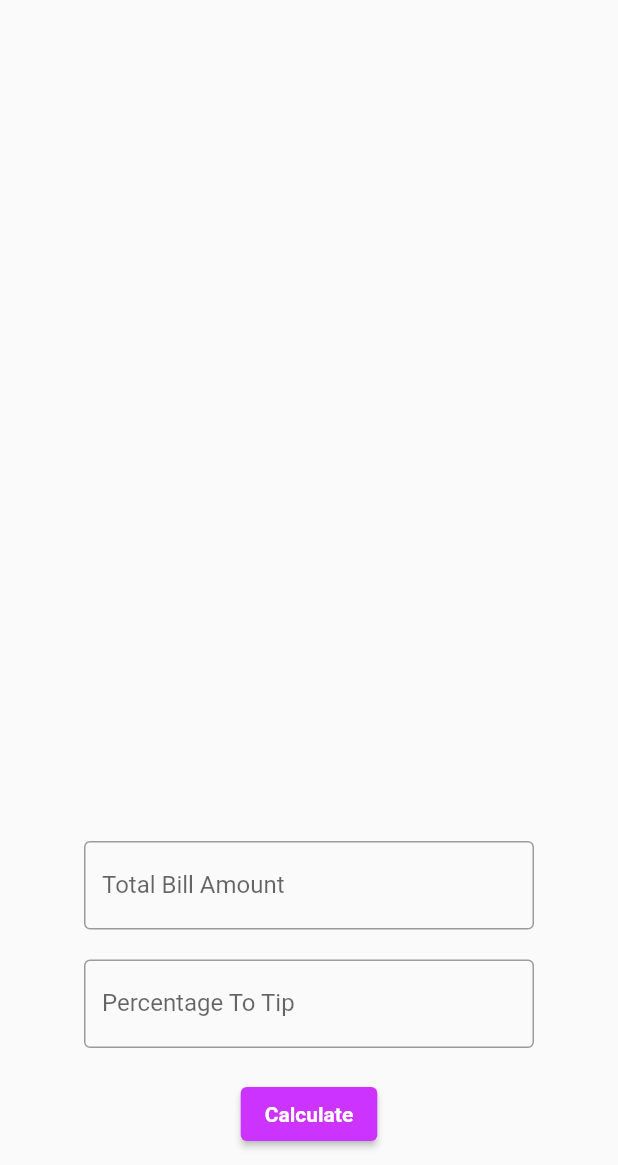
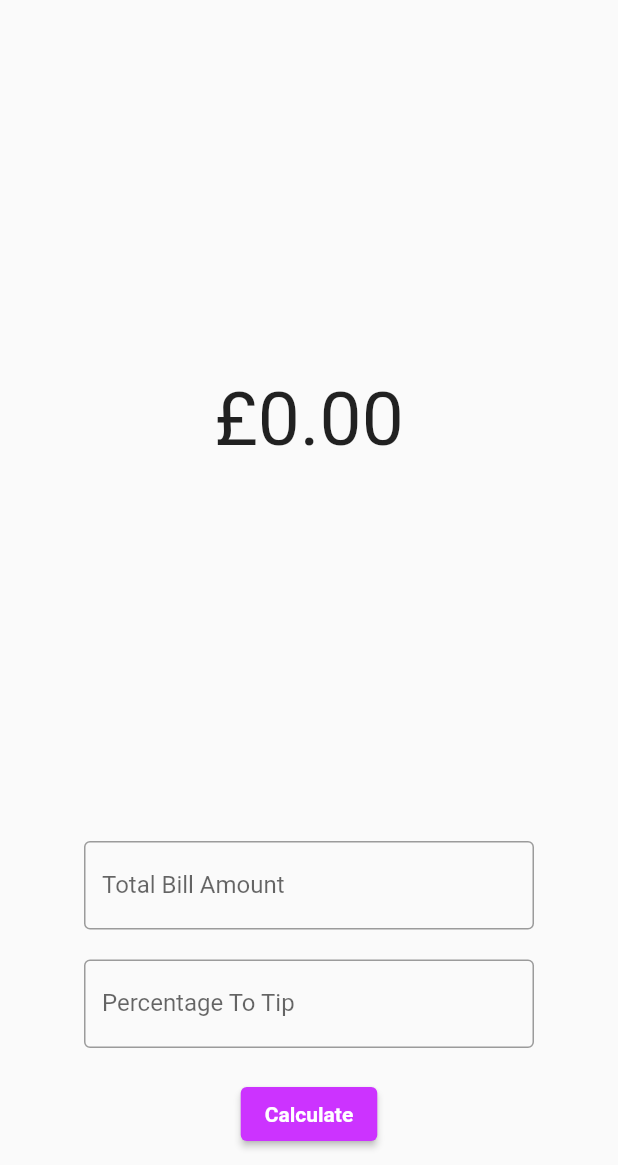
Before and after one commit to RangerVinven/Tip-Calculator, a Flutter app: the screen it shows after launch, after a tap on "Calculate", on a phone screen of 412 x 824 dp, the part 71-1236 px from its top. Run offline on Flutter 3.47's test engine with Material 2 defaults, Android fonts, the phone set to English and light mode, and no system bars.

Commit message:
Added functionality to the app

```diff
--- a/lib/main.dart
+++ b/lib/main.dart
@@ -13,13 +13,15 @@ class HomePage extends StatefulWidget {
 
 class _HomePageState extends State<HomePage> {
 
-  String calculateTip(double billAmount, int amountToTip) {
-    return (billAmount * (amountToTip/100)).toStringAsFixed(2);
+  void calculateTip(double billAmount, double amountToTip) {
+    setState(() {
+      tipAmount = "£" + (billAmount * (amountToTip/100)).toStringAsFixed(2);
+    });
   }
 
   String tipAmount = "";
-  double? billAmount;
-  int? percentageToTip;
+  double billAmount = 0.0;
+  double percentageToTip = 0.0;
 
   @override
   Widget build(BuildContext context) {
@@ -53,22 +55,32 @@ class _HomePageState extends State<HomePage> {
                   width: 300,
                   child: Column(
                     children: [
-                      const TextField(
-                        decoration: InputDecoration(
-                        border: OutlineInputBorder(),
-                        labelText: "Total Bill Amount"
-                        )
+                      TextField(
+                        onChanged: (text) {
+                          setState(() {
+                            billAmount = double.parse(text);
+                          });
+                        },
+                        decoration: const InputDecoration(
+                          border: OutlineInputBorder(),
+                            labelText: "Total Bill Amount"
+                          )
                       ),
                       const SizedBox(height: 20),
-                      const TextField(
-                        decoration: InputDecoration(
-                          border: const OutlineInputBorder(),
+                      TextField(
+                        onChanged: (text) {
+                          percentageToTip = double.parse(text);
+                        },
+                        decoration: const InputDecoration(
+                          border: OutlineInputBorder(),
                           labelText: "Percentage To Tip"
                         )
                       ),
                       const SizedBox(height: 20),
                       ElevatedButton(
-                        onPressed: () {},
+                        onPressed: () {
+                          calculateTip(billAmount, percentageToTip);
+                        },
                         style: ElevatedButton.styleFrom(
                           primary: const Color.fromARGB(255, 204, 51, 255)
                         ),
```
